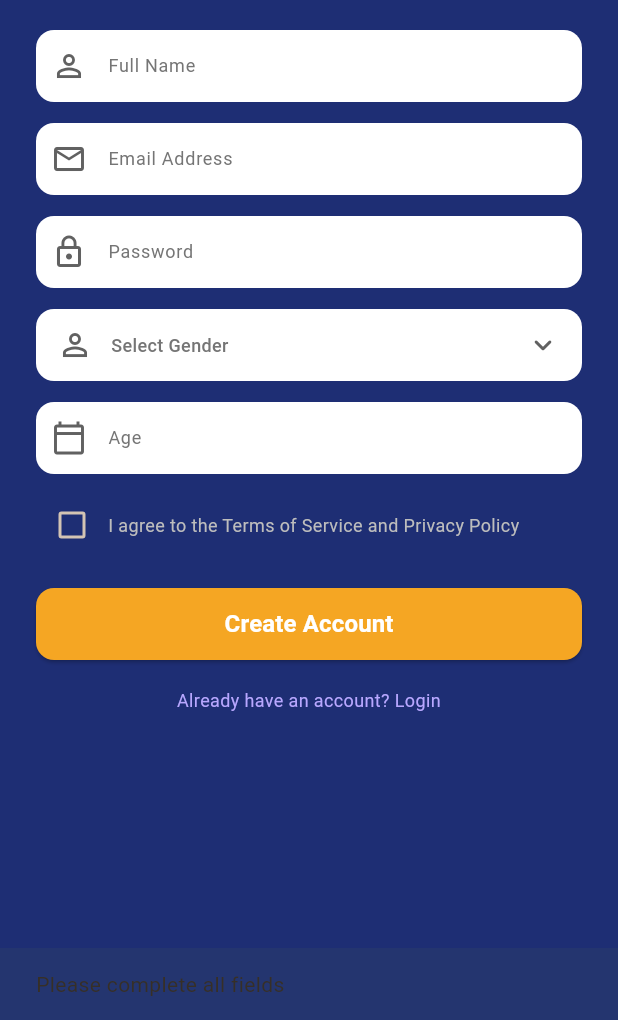
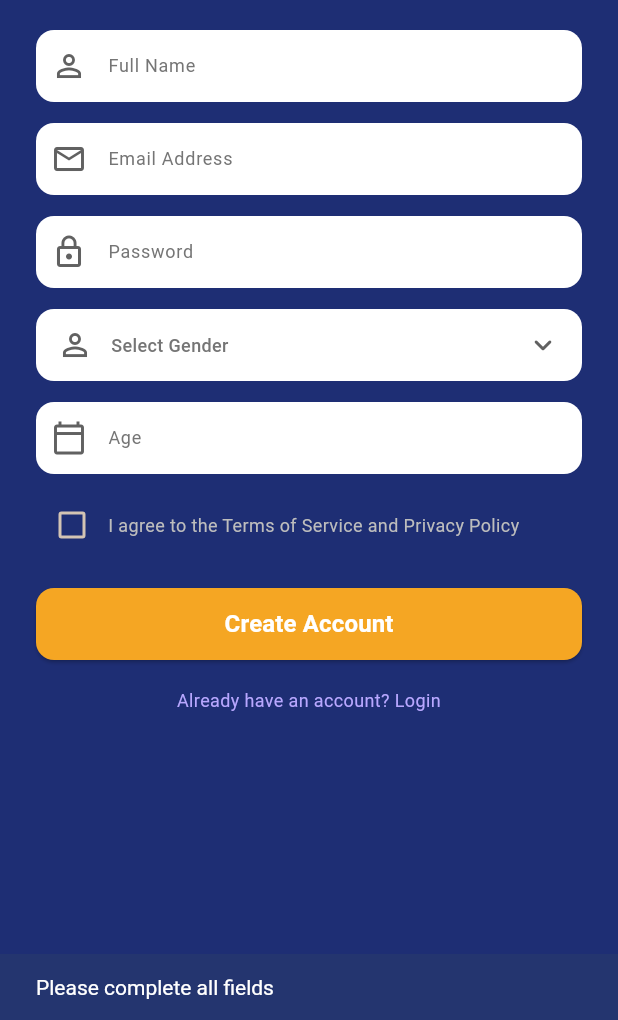
Before and after one commit to RoQaa/unevil, a Flutter app: the SignUpPage screen opened directly, after a tap on "Create Account", on a phone screen of 412 x 824 dp, the part 216-1236 px from its top. Run offline on Flutter 3.47's test engine with Material 3 defaults, Android fonts, the light colour scheme and no system bars; our stand-ins replace cloud_firestore, file_picker, firebase_auth, firebase_core, flutter_screenutil, image_picker; accounts and stored records are empty.

Commit message:
snackbar color , navegate to home

```diff
--- /dev/null
+++ b/lib/config.dart
@@ -0,0 +1,5 @@
+/// ملف الإعدادات (Config)
+/// وظيفته تخزين المتغيرات الثابتة التي تستخدم في التطبيق بالكامل.
+/// هنا نقوم بتعريف الرابط الأساسي (URL) لسيرفر الباك إند المحلي (Backend).
+/// إذا تم رفع الباك إند على سيرفر حقيقي لاحقاً، يتم تغيير الرابط من هنا فقط.
+const String backendBaseUrl = 'http://127.0.0.1:8000';
--- a/lib/main.dart
+++ b/lib/main.dart
@@ -72,6 +72,9 @@ class _UnveilAppState extends State<UnveilApp> {
               seedColor: const Color(0xFFF5A623),
               brightness: Brightness.dark,
             ),
+            snackBarTheme: const SnackBarThemeData(
+              contentTextStyle: TextStyle(color: Colors.white),
+            ),
           ),
           home: const AuthGate(),
         );
--- a/lib/pages/audio_page.dart
+++ b/lib/pages/audio_page.dart
@@ -40,7 +40,7 @@ class _AudioAnalysisPageState extends State<AudioAnalysisPage> {
   Future<void> chooseAudio() async {
     FilePickerResult? picked = await FilePicker.platform.pickFiles(
       type: FileType.custom,
-      allowedExtensions: ['mp3', 'wav', 'm4a'],
+      allowedExtensions: ['mp3', 'wav', 'm4a', 'aac', 'ogg'],
       withData: true,
     );
 
--- a/lib/pages/login_page.dart
+++ b/lib/pages/login_page.dart
@@ -147,7 +147,7 @@ class _LoginCardState extends State<_LoginCard> {
   void _showMessage(String message) {
     ScaffoldMessenger.of(context).showSnackBar(
       SnackBar(
-        content: Text(message),
+        content: Text(message, style: const TextStyle(color: Colors.white)),
         backgroundColor: const Color(0xFF24356F),
       ),
     );
--- a/lib/pages/signup_page.dart
+++ b/lib/pages/signup_page.dart
@@ -98,18 +98,15 @@ class _SignUpPageState extends State<SignUpPage> {
           'createdAt': FieldValue.serverTimestamp(),
         });
 
-        // 3. Sign out to force login
-        await FirebaseAuth.instance.signOut();
       }
 
       if (mounted) {
         setState(() => isLoading = false);
-        showMessage("Account created! Please login.");
+        showMessage("Account created successfully!");
 
-        // Use PushAndRemoveUntil to ensure we go back to a clean Login screen
         Navigator.pushAndRemoveUntil(
           context,
-          MaterialPageRoute(builder: (context) => LoginPage()),
+          MaterialPageRoute(builder: (context) => const HomeScreen()),
           (route) => false,
         );
       }
@@ -134,7 +131,7 @@ class _SignUpPageState extends State<SignUpPage> {
   void showMessage(String text) {
     ScaffoldMessenger.of(context).showSnackBar(
       SnackBar(
-        content: Text(text),
+        content: Text(text, style: const TextStyle(color: Colors.white)),
         backgroundColor: const Color(0xFF24356F),
       ),
     );
--- a/lib/pages/start_page.dart
+++ b/lib/pages/start_page.dart
@@ -84,13 +84,13 @@ class _StartPageState extends State<StartPage> with TickerProviderStateMixin {
 
   /// دالة لفتح الرابط الخارجي (مثل فتح موقع جوجل كروم) في المتصفح الخارجي الخاص بالنظام.
   Future<void> _launchUrl() async {
-    const url = 'https://www.google.com/chrome/';
+    const url = 'https://www.google.com/chrome/';//////////////////////////////////////////////////////////////////////////////////////////
     final uri = Uri.parse(url);
     if (!await launchUrl(uri, mode: LaunchMode.externalApplication)) {
       if (mounted) {
         ScaffoldMessenger.of(context).showSnackBar(
           SnackBar(
-            content: Text('Could not launch $url'),
+            content: Text('Could not launch $url', style: const TextStyle(color: Colors.white)),
             backgroundColor: const Color(0xFF24356F),
           ),
         );
```
